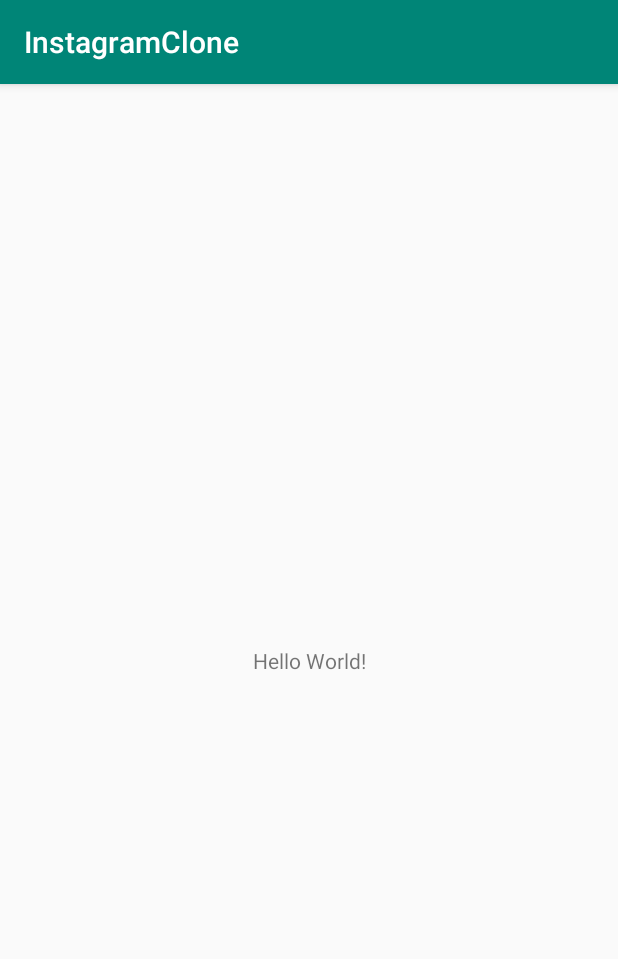
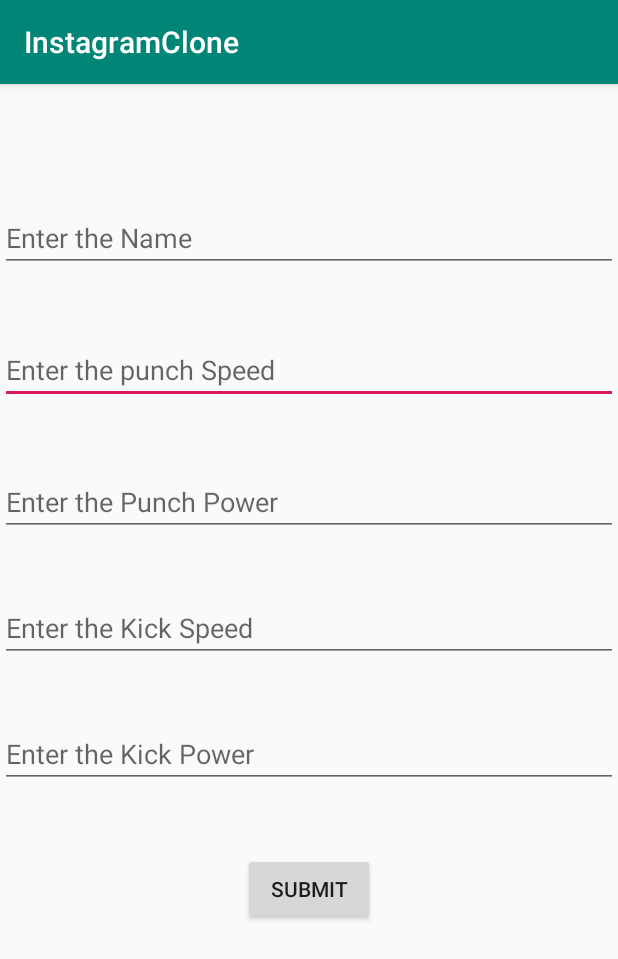
Before and after one commit to DivyanshThakur/InstagramClone, an Android app: the screen it shows after launch (SignUp), on a phone screen of 412 x 824 dp. Shown: the top 959 px of the screen. Run offline under Robolectric (Android 15) with nearby library versions, the phone set to English and light mode, and no system bars; libraries missing offline, so code that uses them is left out: com.parse; 1 statement that could not run was skipped.

```diff
--- a/app/src/main/java/com/example/instagramclone/SignUp.java
+++ b/app/src/main/java/com/example/instagramclone/SignUp.java
@@ -4,53 +4,58 @@ import androidx.appcompat.app.AppCompatActivity;
 
 import android.os.Bundle;
 import android.view.View;
-import android.widget.TextView;
+import android.widget.Button;
+import android.widget.EditText;
 import android.widget.Toast;
 
 import com.parse.ParseException;
 import com.parse.ParseObject;
 import com.parse.SaveCallback;
 
-public class SignUp extends AppCompatActivity {
+public class SignUp extends AppCompatActivity implements View.OnClickListener {
 
-    public TextView txtHelloWorld;
+    private Button btnSubmit;
+    private EditText edtName, edtPunchPower, edtPunchSpeed, edtKickPower, edtKickSpeed;
 
     @Override
     protected void onCreate(Bundle savedInstanceState) {
         super.onCreate(savedInstanceState);
         setContentView(R.layout.activity_sign_up);
 
-        txtHelloWorld = findViewById(R.id.txtHelloWorld);
+        btnSubmit = findViewById(R.id.btnSubmit);
+        edtName = findViewById(R.id.edtName);
+        edtPunchPower = findViewById(R.id.edtPunchPower);
+        edtPunchSpeed = findViewById(R.id.edtPunchSpeed);
+        edtKickPower = findViewById(R.id.edtKickPower);
+        edtKickSpeed = findViewById(R.id.edtKickSpeed);
 
+        btnSubmit.setOnClickListener(SignUp.this);
 
     }
 
-    public void txt(View view) {
-        ParseObject boxer = new ParseObject("Boxer");
-        boxer.put("punch_speed",200);
+    @Override
+    public void onClick(View view) {
+        try {
+            final ParseObject kickBoxer = new ParseObject("KickBoxer");
+            kickBoxer.put("name", edtName.getText().toString());
+            kickBoxer.put("punch speed", Integer.parseInt(edtPunchSpeed.getText().toString()));
+            kickBoxer.put("punch power",  Integer.parseInt(edtPunchPower.getText().toString()));
+            kickBoxer.put("kick speed",  Integer.parseInt(edtKickSpeed.getText().toString()));
+            kickBoxer.put("kick power",  Integer.parseInt(edtKickPower.getText().toString()));
 
-        boxer.saveInBackground(new SaveCallback() {
-            @Override
-            public void done(ParseException e) {
-                if (e == null) {
-                    Toast.makeText(SignUp.this, "Boxer class saved successfully", Toast.LENGTH_LONG).show();
+            kickBoxer.saveInBackground(new SaveCallback() {
+                @Override
+                public void done(ParseException e) {
+                    if (e == null) {
+                        Toast.makeText(SignUp.this, kickBoxer.get("name").toString(),Toast.LENGTH_LONG).show();
+                    } else {
+                        Toast.makeText(SignUp.this, e.getMessage(), Toast.LENGTH_LONG).show();
+                    }
                 }
-            }
-        } );
+            });
+        } catch (Exception e) {
+            Toast.makeText(SignUp.this, e.getMessage(), Toast.LENGTH_LONG).show();
+        }
+    }
 
-       /* ParseObject kickBoxer = new ParseObject("KickBoxer");
-        kickBoxer.put("punch_speed",100);
-        kickBoxer.put("punch_power",150);
-        kickBoxer.put("kick_speed",300);
-        kickBoxer.put("kick_power",500);
-
-        kickBoxer.saveInBackground(new SaveCallback() {
-            @Override
-            public void done(ParseException e) {
-                if (e==null) {
-                    Toast.makeText(SignUp.this, "KickBoxer class saved successfully", Toast.LENGTH_LONG).show();
-                }
-            }
-        });*/
-    }
 }
--- a/app/src/main/res/layout/activity_sign_up.xml
+++ b/app/src/main/res/layout/activity_sign_up.xml
@@ -6,15 +6,77 @@
     android:layout_height="match_parent"
     tools:context=".SignUp">
 
-    <TextView
-        android:id="@+id/txtHelloWorld"
+    <EditText
+        android:id="@+id/edtPunchSpeed"
+        android:layout_width="0dp"
+        android:layout_height="wrap_content"
+        android:layout_marginTop="168dp"
+        android:ems="10"
+        android:hint="Enter the punch Speed"
+        android:inputType="textPersonName"
+        app:layout_constraintEnd_toEndOf="parent"
+        app:layout_constraintHorizontal_bias="0.0"
+        app:layout_constraintStart_toStartOf="parent"
+        app:layout_constraintTop_toTopOf="parent" />
+
+    <EditText
+        android:id="@+id/edtKickSpeed"
+        android:layout_width="0dp"
+        android:layout_height="wrap_content"
+        android:layout_marginTop="340dp"
+        android:ems="10"
+        android:hint="Enter the Kick Speed"
+        android:inputType="textPersonName"
+        app:layout_constraintEnd_toEndOf="parent"
+        app:layout_constraintHorizontal_bias="0.0"
+        app:layout_constraintStart_toStartOf="parent"
+        app:layout_constraintTop_toTopOf="parent" />
+
+    <EditText
+        android:id="@+id/edtKickPower"
+        android:layout_width="0dp"
+        android:layout_height="wrap_content"
+        android:layout_marginTop="424dp"
+        android:ems="10"
+        android:hint="Enter the Kick Power"
+        android:inputType="textPersonName"
+        app:layout_constraintEnd_toEndOf="parent"
+        app:layout_constraintHorizontal_bias="1.0"
+        app:layout_constraintStart_toStartOf="parent"
+        app:layout_constraintTop_toTopOf="parent" />
+
+    <EditText
+        android:id="@+id/edtPunchPower"
+        android:layout_width="0dp"
+        android:layout_height="wrap_content"
+        android:layout_marginTop="256dp"
+        android:ems="10"
+        android:hint="Enter the Punch Power"
+        android:inputType="textPersonName"
+        app:layout_constraintEnd_toEndOf="parent"
+        app:layout_constraintHorizontal_bias="0.0"
+        app:layout_constraintStart_toStartOf="parent"
+        app:layout_constraintTop_toTopOf="parent" />
+
+    <EditText
+        android:id="@+id/edtName"
+        android:layout_width="0dp"
+        android:layout_height="wrap_content"
+        android:layout_marginTop="80dp"
+        android:ems="10"
+        android:hint="Enter the Name"
+        android:inputType="textPersonName"
+        app:layout_constraintEnd_toEndOf="parent"
+        app:layout_constraintStart_toStartOf="parent"
+        app:layout_constraintTop_toTopOf="parent" />
+
+    <Button
+        android:id="@+id/btnSubmit"
         android:layout_width="wrap_content"
         android:layout_height="wrap_content"
-        android:onClick="txt"
-        android:text="Hello World!"
-        app:layout_constraintBottom_toBottomOf="parent"
-        app:layout_constraintLeft_toLeftOf="parent"
-        app:layout_constraintRight_toRightOf="parent"
-        app:layout_constraintTop_toTopOf="parent" />
-
+        android:layout_marginTop="43dp"
+        android:text="Submit"
+        app:layout_constraintEnd_toEndOf="parent"
+        app:layout_constraintStart_toStartOf="parent"
+        app:layout_constraintTop_toBottomOf="@+id/edtKickPower" />
 </androidx.constraintlayout.widget.ConstraintLayout>
```
